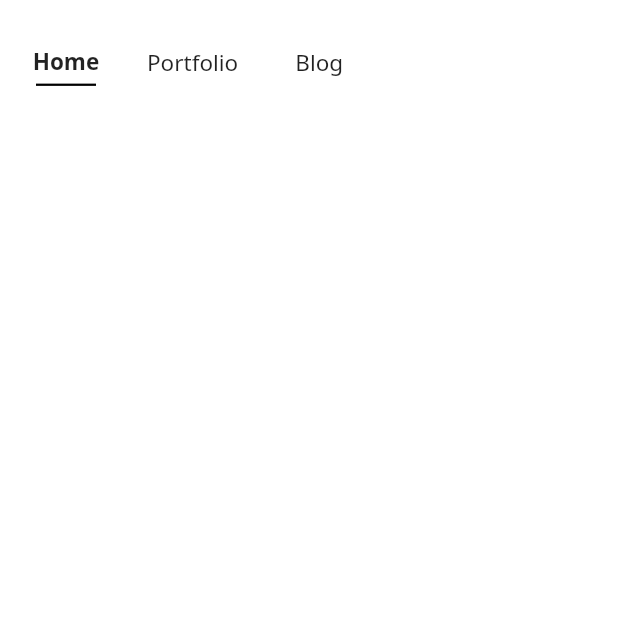
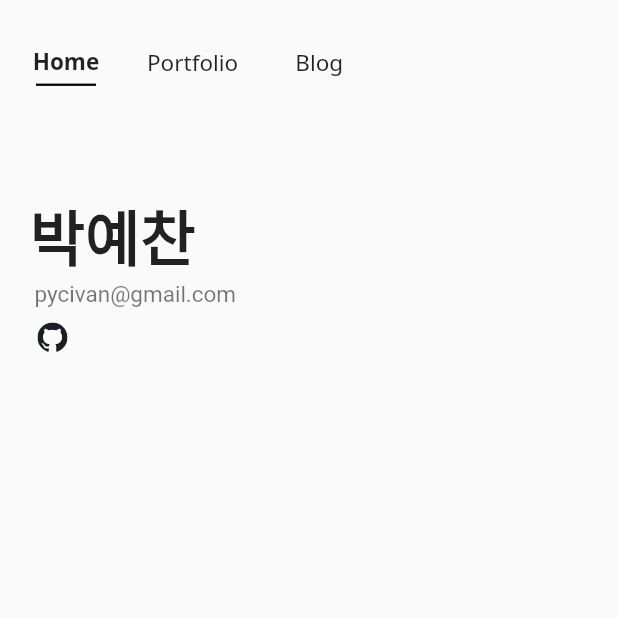
Before and after one commit to chandroidx/chandroidx.github.io, a Flutter app: the screen it shows after launch, on a phone screen of 412 x 824 dp, the top half of it. Run offline on Flutter 3.47's test engine with Material 2 defaults, Android fonts, the light colour scheme and no system bars; our stand-ins replace fluro, flutter_svg.

Commit message:
feat($profile): Add base profile information (name, github)

```diff
--- a/lib/base/base_page.dart
+++ b/lib/base/base_page.dart
@@ -13,7 +13,8 @@ class BasePage extends StatelessWidget {
     return Title(
       color: Colors.black,
       title: title,
-      child:Padding(
+      child: Material(
+        child: Padding(
           padding: const EdgeInsets.symmetric(horizontal: 20),
           child: SingleChildScrollView(
             child: LayoutBuilder(builder: (BuildContext context, BoxConstraints constraints) {
@@ -24,19 +25,15 @@ class BasePage extends StatelessWidget {
                   child: Container(
                     constraints: const BoxConstraints(maxWidth: 1000),
                     child: Column(
-                    children: [
-                      MainTabContainer(tab: tab),
-                      Container(
-                        child: body,
-                      )
-                    ],
+                      children: [MainTabContainer(tab: tab), Padding(padding: const EdgeInsets.fromLTRB(0, 60, 0, 0), child: body)],
                     ),
                   ),
                 ),
               );
             }),
           ),
-      ) ,
+        ),
+      ),
     );
   }
 }
--- a/lib/home/home_page.dart
+++ b/lib/home/home_page.dart
@@ -1,12 +1,54 @@
 import 'package:chandroidx/base/base_page.dart';
 import 'package:chandroidx/base/main_tab.dart';
-import 'package:flutter/cupertino.dart';
+import 'package:chandroidx/home/profile_link_button.dart';
+import 'package:flutter/material.dart';
 
 class HomePage extends StatelessWidget {
   const HomePage({super.key});
 
   @override
   Widget build(BuildContext context) {
-    return BasePage(title: '찬드로이드 개발 블로그 ☘', body: Container(), tab: MainTab.home);
+    return BasePage(
+        title: '찬드로이드 개발 블로그 ☘',
+        body: SizedBox(
+          width: double.infinity,
+          child: Column(
+            crossAxisAlignment: CrossAxisAlignment.start,
+            children: [
+              const Text(
+                '박예찬',
+                style: TextStyle(
+                  fontWeight: FontWeight.bold,
+                  fontSize: 40,
+                  decoration: TextDecoration.none,
+                  color: Colors.black87,
+                ),
+              ),
+              const Padding(
+                padding: EdgeInsets.fromLTRB(3, 0, 0, 0),
+                child: Text(
+                  "pycivan@gmail.com",
+                  style: TextStyle(
+                    fontWeight: FontWeight.normal,
+                    fontSize: 15,
+                    decoration: TextDecoration.none,
+                    color: Colors.black54,
+                  ),
+                ),
+              ),
+              const SizedBox(
+                height: 10,
+              ),
+              Row(
+                mainAxisAlignment: MainAxisAlignment.start,
+                children: const [
+                  SizedBox(width: 5),
+                  ProfileLinkButton(assetName: 'assets/ico_github.svg', url: 'https://github.com/chandroidx'),
+                ],
+              )
+            ],
+          ),
+        ),
+        tab: MainTab.home);
   }
 }
--- /dev/null
+++ b/lib/home/profile_link_button.dart
@@ -0,0 +1,24 @@
+import 'package:flutter/material.dart';
+import 'package:flutter_svg/flutter_svg.dart';
+import 'package:url_launcher/url_launcher.dart';
+
+class ProfileLinkButton extends StatelessWidget {
+  final String assetName;
+  final String url;
+
+  const ProfileLinkButton({super.key, required this.assetName, required this.url});
+
+  @override
+  Widget build(BuildContext context) {
+    return GestureDetector(onTap: _launchURL, child: SvgPicture.asset(assetName, width: 20, height: 20));
+  }
+
+  _launchURL() async {
+    final uri = Uri.parse(url);
+    if (await canLaunchUrl(uri)) {
+      await launchUrl(uri);
+    } else {
+      throw 'Could not launch $url';
+    }
+  }
+}
--- a/pubspec.yaml
+++ b/pubspec.yaml
@@ -37,6 +37,8 @@ dependencies:
   # Use with the CupertinoIcons class for iOS style icons.
   cupertino_icons: ^1.0.2
   fluro: ^2.0.4
+  flutter_svg: ^1.1.6
+  url_launcher: ^6.1.7
 
 dev_dependencies:
   flutter_test:
@@ -60,6 +62,8 @@ flutter:
   # the material Icons class.
   uses-material-design: true
 
+  assets:
+    - assets/
   # To add assets to your application, add an assets section, like this:
   # assets:
   #   - images/a_dot_burr.jpeg
```
Also changed, not shown: assets/ico_github.svg (added), pubspec.lock. Lines whose indentation alone changed are shown as unchanged.
